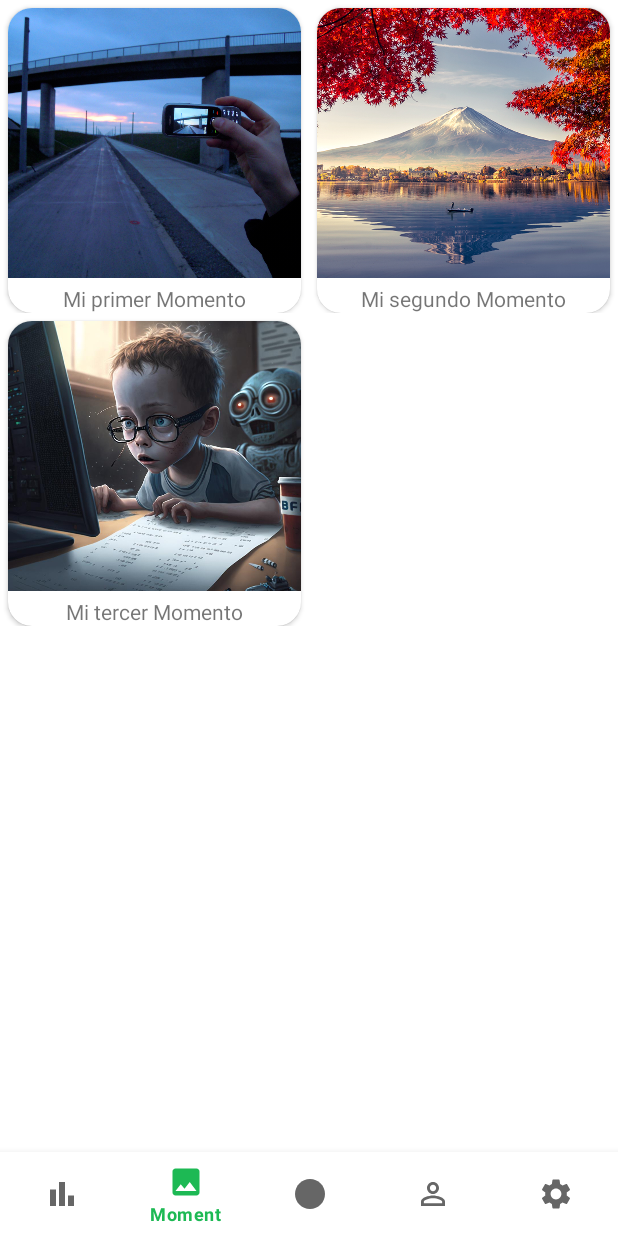
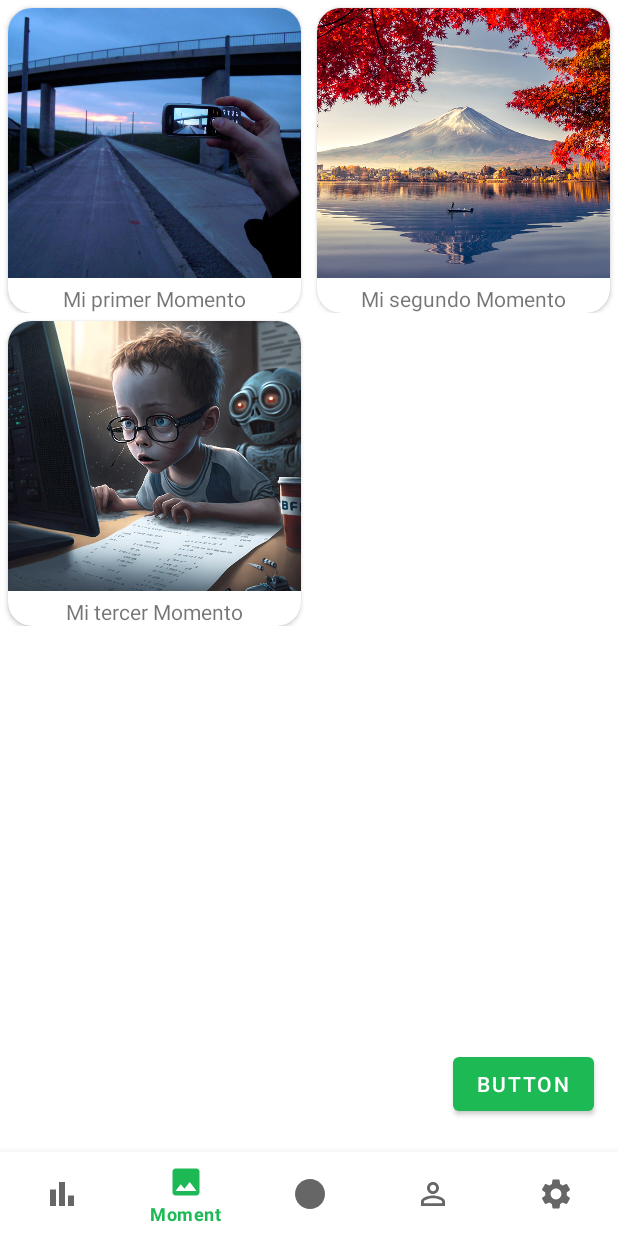
Before and after one commit to UniExtremadura/gps-project-gd06, an Android app: the HomeActivity screen opened directly, with no data from a screen before it, on a phone screen of 412 x 824 dp. Run offline under Robolectric (Android 15) with nearby library versions, the phone set to English and light mode, and no system bars; our stand-ins replace navigation-ui.

Commit message:
GD06-41 HU08.4 Implementar Lógica de la Vista de Mapa

```diff
--- a/app/src/main/java/com/spotify/quavergd06/view/home/HomeActivity.kt
+++ b/app/src/main/java/com/spotify/quavergd06/view/home/HomeActivity.kt
@@ -1,6 +1,7 @@
 package com.spotify.quavergd06.view.home
 
 import android.os.Bundle
+import android.widget.Button
 import androidx.appcompat.app.AppCompatActivity
 import androidx.navigation.fragment.NavHostFragment
 import androidx.navigation.ui.AppBarConfiguration
@@ -10,7 +11,7 @@ import com.spotify.quavergd06.databinding.ActivityHomeBinding
 
 class HomeActivity : AppCompatActivity() {
     private lateinit var binding: ActivityHomeBinding
-
+    private var isFragmentMomentVisible = true
     override fun onCreate(savedInstanceState: Bundle?) {
         super.onCreate(savedInstanceState)
 
@@ -19,6 +20,7 @@ class HomeActivity : AppCompatActivity() {
         setContentView(binding.root)
 
         setUpUI()
+
     }
 
     private fun setUpUI() {
@@ -26,4 +28,6 @@ class HomeActivity : AppCompatActivity() {
             supportFragmentManager.findFragmentById(R.id.nav_host_fragment) as NavHostFragment
         binding.bottomNavigation.setupWithNavController(navHostFragment.navController)
     }
+
+
 }
--- a/app/src/main/java/com/spotify/quavergd06/view/home/MomentFragment.kt
+++ b/app/src/main/java/com/spotify/quavergd06/view/home/MomentFragment.kt
@@ -4,10 +4,13 @@ import android.os.Bundle
 import android.view.LayoutInflater
 import android.view.View
 import android.view.ViewGroup
+import android.widget.Button
 import android.widget.Toast
 
 import androidx.fragment.app.Fragment
+import androidx.navigation.fragment.findNavController
 import androidx.recyclerview.widget.GridLayoutManager
+import com.spotify.quavergd06.R
 
 import com.spotify.quavergd06.databinding.FragmentMomentBinding
 import com.spotify.quavergd06.model.Moment
@@ -40,6 +43,13 @@ class MomentFragment : Fragment() {
         savedInstanceState: Bundle?
     ): View {
         _binding = FragmentMomentBinding.inflate(inflater, container, false)
+
+        val button = _binding!!.buttonToMap
+        button.setOnClickListener {
+            navigateToMapFragment()
+        }
+
+
         return binding.root
     }
     override fun onViewCreated(view: View, savedInstanceState: Bundle?) {
@@ -58,6 +68,10 @@ class MomentFragment : Fragment() {
         android.util.Log.d("DiscoverFragment", "setUpRecyclerView")
     }
 
+    private fun navigateToMapFragment() {
+        // Encuentra el NavController y navega a la acción definida en el gráfico de navegación
+        findNavController().navigate(R.id.action_momentFragment_to_mapFragment)
+    }
     override fun onDestroyView() {
         super.onDestroyView()
         _binding = null // avoid memory leaks
--- a/app/src/main/res/layout/activity_home.xml
+++ b/app/src/main/res/layout/activity_home.xml
@@ -27,4 +27,6 @@
         app:layout_constraintBottom_toBottomOf="parent"
         app:menu="@menu/bottom_menu" />
 
+
+
 </androidx.constraintlayout.widget.ConstraintLayout>
--- a/app/src/main/res/layout/fragment_moment.xml
+++ b/app/src/main/res/layout/fragment_moment.xml
@@ -2,6 +2,7 @@
 <androidx.constraintlayout.widget.ConstraintLayout
     xmlns:android="http://schemas.android.com/apk/res/android"
     xmlns:app="http://schemas.android.com/apk/res-auto"
+    xmlns:tools="http://schemas.android.com/tools"
     android:layout_width="match_parent"
     android:layout_height="match_parent">
 
@@ -14,4 +15,17 @@
         app:layout_constraintStart_toStartOf="parent"
         app:layout_constraintTop_toTopOf="parent"/>
 
+    <Button
+        android:id="@+id/buttonToMap"
+        android:layout_width="wrap_content"
+        android:layout_height="wrap_content"
+        android:text="Button"
+        app:layout_constraintBottom_toBottomOf="@+id/moment_show_grid"
+        app:layout_constraintEnd_toEndOf="parent"
+        app:layout_constraintHorizontal_bias="0.949"
+        app:layout_constraintStart_toStartOf="parent"
+        app:layout_constraintTop_toTopOf="parent"
+        app:layout_constraintVertical_bias="0.976" />
+
+
 </androidx.constraintlayout.widget.ConstraintLayout>
--- a/app/src/main/res/navigation/home_graphnav.xml
+++ b/app/src/main/res/navigation/home_graphnav.xml
@@ -9,7 +9,11 @@
         android:id="@+id/momentFragment"
         android:name="com.spotify.quavergd06.view.home.MomentFragment"
         android:label="fragment_moment"
-        tools:layout="@layout/fragment_moment" />
+        tools:layout="@layout/fragment_moment" >
+        <action
+            android:id="@+id/action_momentFragment_to_mapFragment"
+            app:destination="@id/mapFragment" />
+    </fragment>
     <fragment
         android:id="@+id/profileFragment"
         android:name="com.spotify.quavergd06.view.home.ProfileFragment"
@@ -25,4 +29,14 @@
         android:name="com.spotify.quavergd06.view.home.SettingsFragment"
         android:label="fragment_settings"
         tools:layout="@layout/fragment_settings" />
+    <fragment
+        android:id="@+id/mapFragment"
+        android:name="com.spotify.quavergd06.view.home.MapFragment"
+        android:label="MapFragment"
+        tools:layout="@layout/fragment_map">
+        <action
+            android:id="@+id/action_mapFragment_to_momentFragment"
+            app:destination="@id/momentFragment" />
+    </fragment>
+
 </navigation>
```
Also changed, not shown: app/src/main/java/com/spotify/quavergd06/view/home/MapFragment.kt (+14 -0 lines), app/src/main/res/layout/fragment_map.xml (+15 -4 lines).
